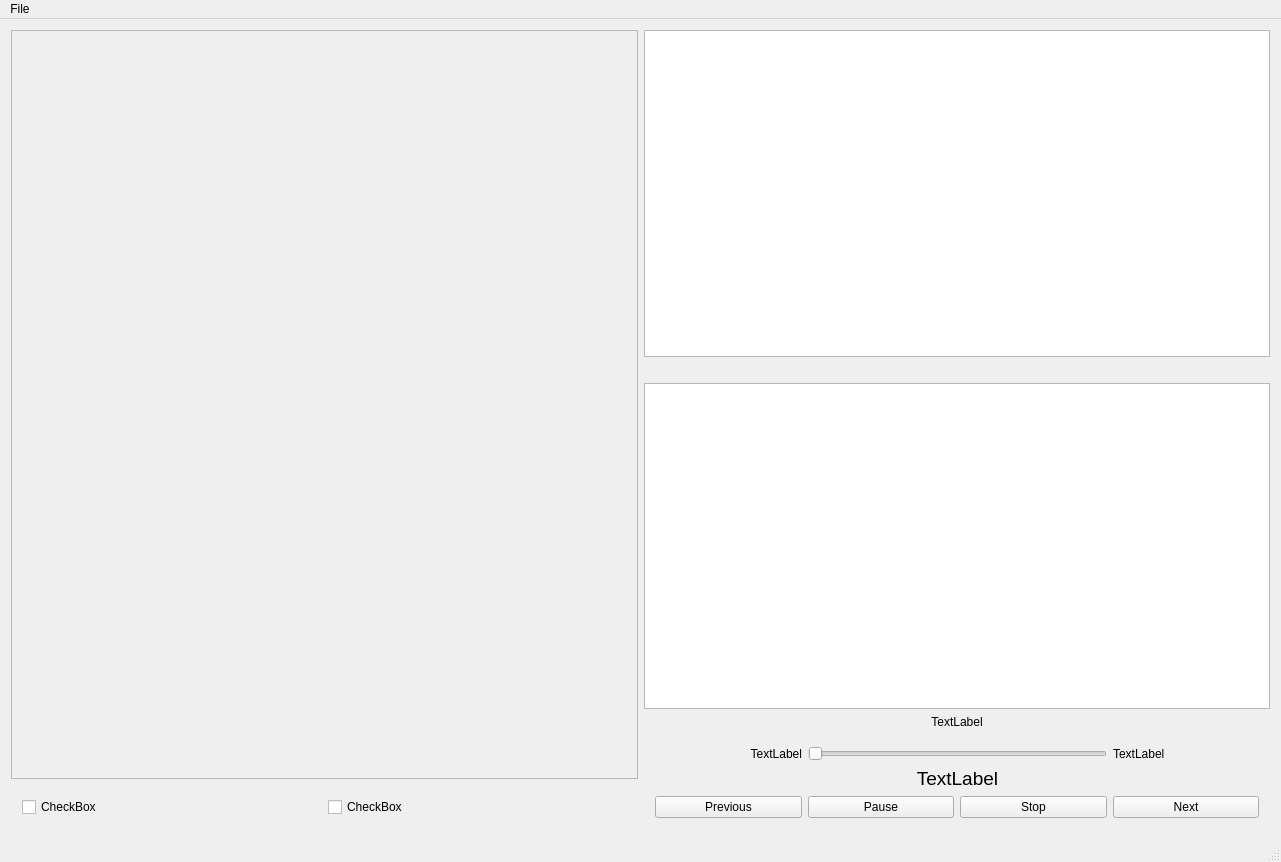
moschopsuk/VT-Playback, file vtcontrolwindow.ui: the form before one commit.
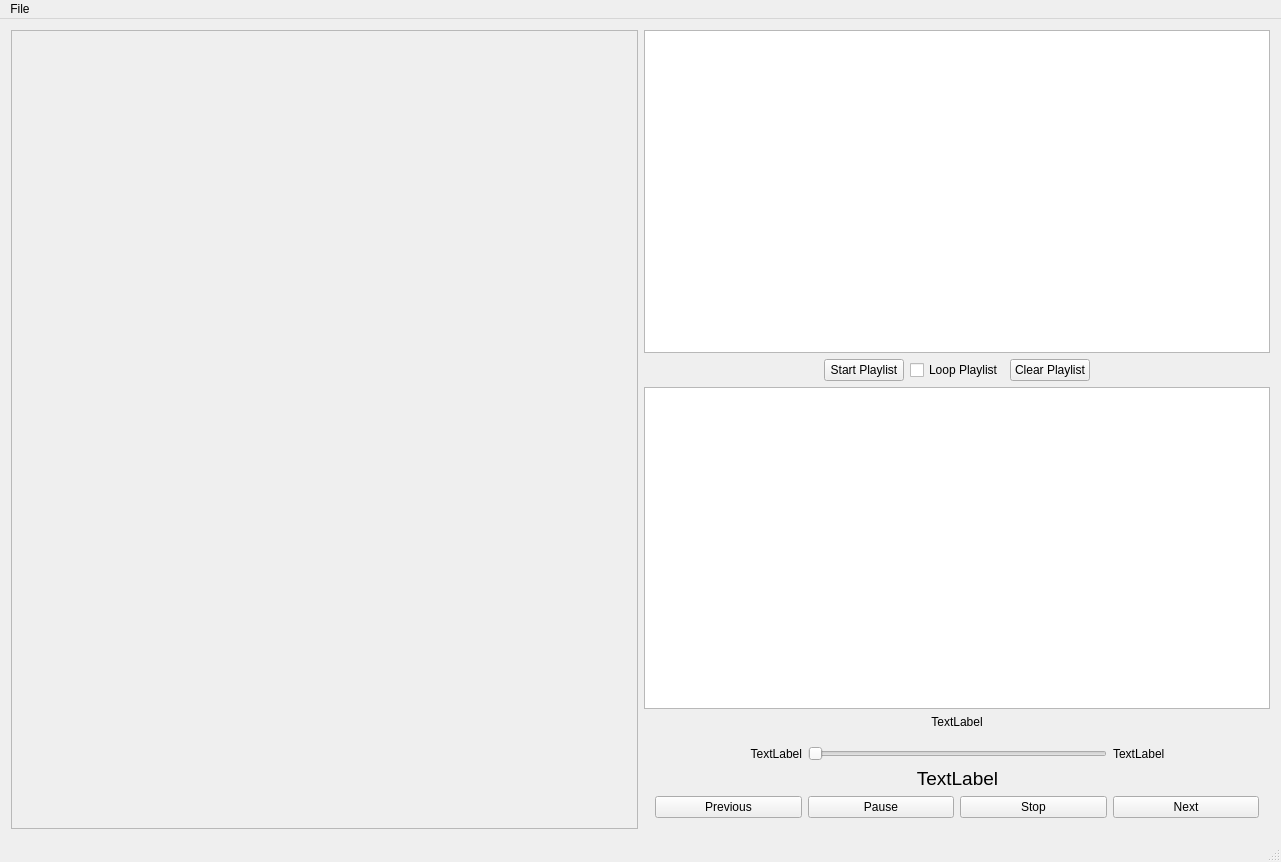
The form after the commit.

Commit message: Reverted Drag and Drop features. Added basic framework for automatic playout of video files in a playlist.

Patch:
```diff
--- a/vtcontrolwindow.ui
+++ b/vtcontrolwindow.ui
@@ -17,27 +17,7 @@
    <layout class="QHBoxLayout" name="horizontalLayout">
     <item>
      <layout class="QGridLayout" name="gridLayout">
-      <item row="5" column="0">
-       <widget class="QWidget" name="widget" native="true">
-        <layout class="QGridLayout" name="gridLayout_5">
-         <item row="0" column="0">
-          <widget class="QCheckBox" name="checkBox">
-           <property name="text">
-            <string>CheckBox</string>
-           </property>
-          </widget>
-         </item>
-         <item row="0" column="1">
-          <widget class="QCheckBox" name="checkBox_2">
-           <property name="text">
-            <string>CheckBox</string>
-           </property>
-          </widget>
-         </item>
-        </layout>
-       </widget>
-      </item>
-      <item row="3" column="1">
+      <item row="4" column="1">
        <widget class="QLabel" name="currentItemLabel">
         <property name="text">
          <string>TextLabel</string>
@@ -47,20 +27,7 @@
         </property>
        </widget>
       </item>
-      <item row="1" column="1">
-       <spacer name="horizontalSpacer">
-        <property name="orientation">
-         <enum>Qt::Horizontal</enum>
-        </property>
-        <property name="sizeHint" stdset="0">
-         <size>
-          <width>40</width>
-          <height>20</height>
-         </size>
-        </property>
-       </spacer>
-      </item>
-      <item row="4" column="1" rowspan="2">
+      <item row="5" column="1" rowspan="2">
        <widget class="QWidget" name="controlWidget" native="true">
         <layout class="QGridLayout" name="gridLayout_2">
          <item row="3" column="2">
@@ -142,10 +109,64 @@
         </layout>
        </widget>
       </item>
+      <item row="3" column="1">
+       <widget class="QTableView" name="playlistTable"/>
+      </item>
       <item row="0" column="1">
        <widget class="QGraphicsView" name="videoWidget"/>
       </item>
-      <item row="0" column="0" rowspan="5">
+      <item row="1" column="1" rowspan="2">
+       <layout class="QHBoxLayout" name="horizontalLayout_2">
+        <item>
+         <spacer name="horizontalSpacer">
+          <property name="orientation">
+           <enum>Qt::Horizontal</enum>
+          </property>
+          <property name="sizeHint" stdset="0">
+           <size>
+            <width>40</width>
+            <height>20</height>
+           </size>
+          </property>
+         </spacer>
+        </item>
+        <item>
+         <widget class="QPushButton" name="StartPlaylistButton">
+          <property name="text">
+           <string>Start Playlist</string>
+          </property>
+         </widget>
+        </item>
+        <item>
+         <widget class="QCheckBox" name="loopPlaylist">
+          <property name="text">
+           <string>Loop Playlist</string>
+          </property>
+         </widget>
+        </item>
+        <item>
+         <widget class="QPushButton" name="clearButton">
+          <property name="text">
+           <string>Clear Playlist</string>
+          </property>
+         </widget>
+        </item>
+        <item>
+         <spacer name="horizontalSpacer_2">
+          <property name="orientation">
+           <enum>Qt::Horizontal</enum>
+          </property>
+          <property name="sizeHint" stdset="0">
+           <size>
+            <width>40</width>
+            <height>20</height>
+           </size>
+          </property>
+         </spacer>
+        </item>
+       </layout>
+      </item>
+      <item row="0" column="0" rowspan="7">
        <widget class="QScrollArea" name="playlistScrollArea">
         <property name="widgetResizable">
          <bool>true</bool>
@@ -156,15 +177,12 @@
            <x>0</x>
            <y>0</y>
            <width>626</width>
-           <height>750</height>
+           <height>798</height>
           </rect>
          </property>
         </widget>
        </widget>
       </item>
-      <item row="2" column="1">
-       <widget class="QTableView" name="playlistTable"/>
-      </item>
      </layout>
     </item>
    </layout>
```
The commit also changes 5 other files.
